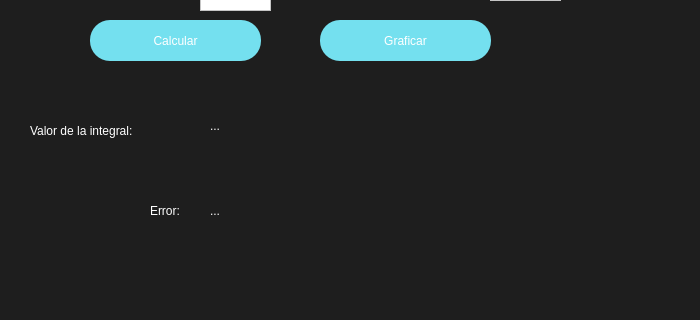
Before: the Qt Designer form Simpson1_3.ui in XMunteR/Calculadora, drawn with Qt 5; both pictures show x 0 to 700 and y 180 to 500 of the 700 by 500 pixel window.
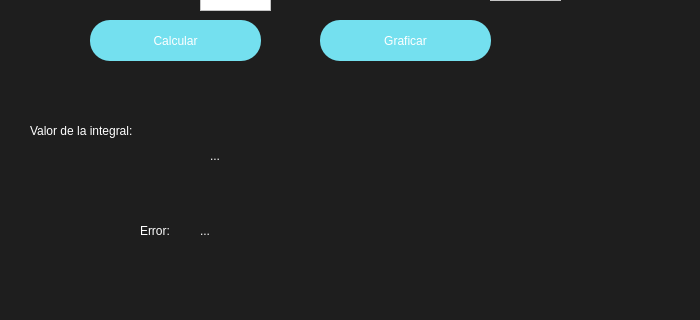
After: the same form once the commit is applied.

Patch:
```diff
--- a/Simpson1_3.ui
+++ b/Simpson1_3.ui
@@ -239,8 +239,8 @@
    <widget class="QLabel" name="label_7">
     <property name="geometry">
      <rect>
-      <x>150</x>
-      <y>370</y>
+      <x>140</x>
+      <y>390</y>
       <width>51</width>
       <height>41</height>
      </rect>
@@ -256,8 +256,8 @@
    <widget class="QLabel" name="ResultError">
     <property name="geometry">
      <rect>
-      <x>210</x>
-      <y>370</y>
+      <x>200</x>
+      <y>390</y>
       <width>371</width>
       <height>41</height>
      </rect>
@@ -276,7 +276,7 @@
       <x>210</x>
       <y>290</y>
       <width>431</width>
-      <height>31</height>
+      <height>91</height>
      </rect>
     </property>
     <property name="styleSheet">
```
